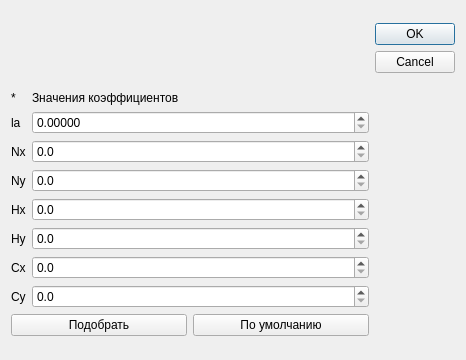
Above: settingsshadowsfinddialog.ui from cotara/STMviewer before the change. Below: the same form after it.
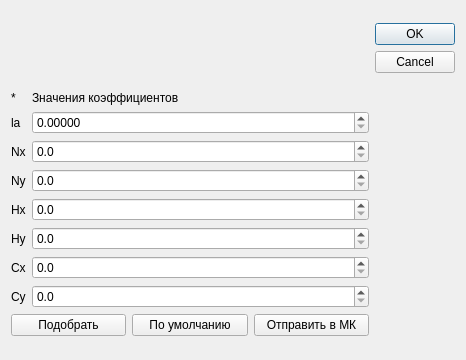
That is the form after the change.

Commit message: Добавлена кнопка отправить в МК в диалог настройки параметров

Diff of the .ui file:
```diff
--- a/settingsshadowsfinddialog.ui
+++ b/settingsshadowsfinddialog.ui
@@ -324,6 +324,13 @@
          </property>
         </widget>
        </item>
+       <item>
+        <widget class="QPushButton" name="sendToMKButton">
+         <property name="text">
+          <string>Отправить в МК</string>
+         </property>
+        </widget>
+       </item>
       </layout>
      </item>
     </layout>
```
The commit also changes 3 other files.
